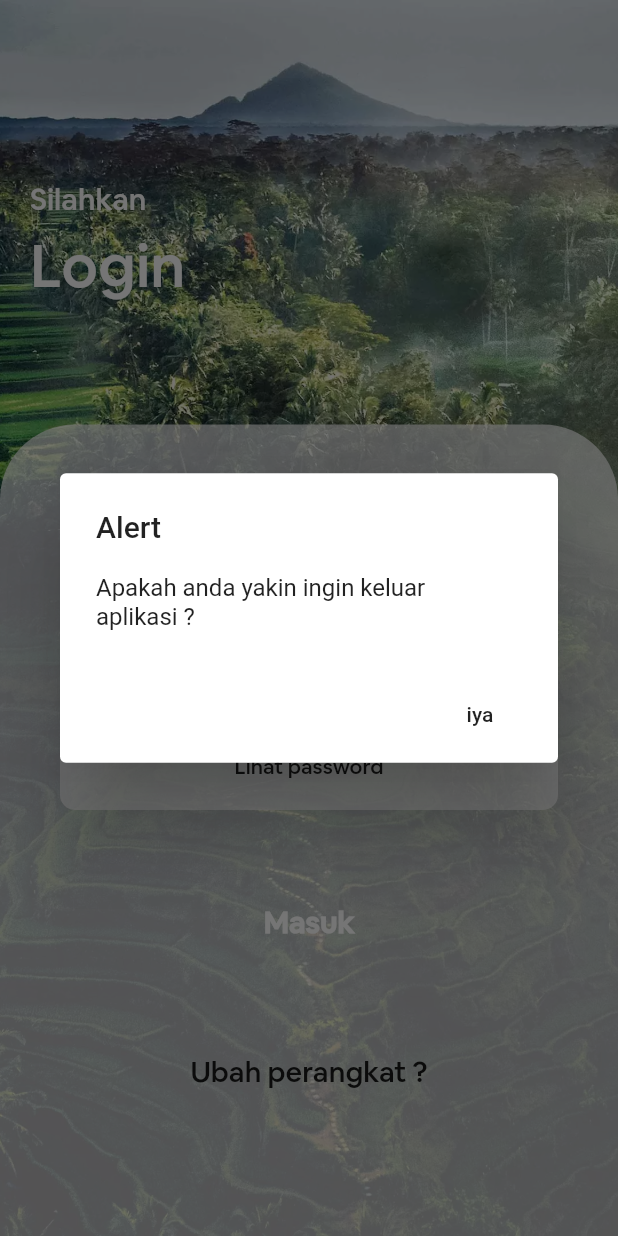
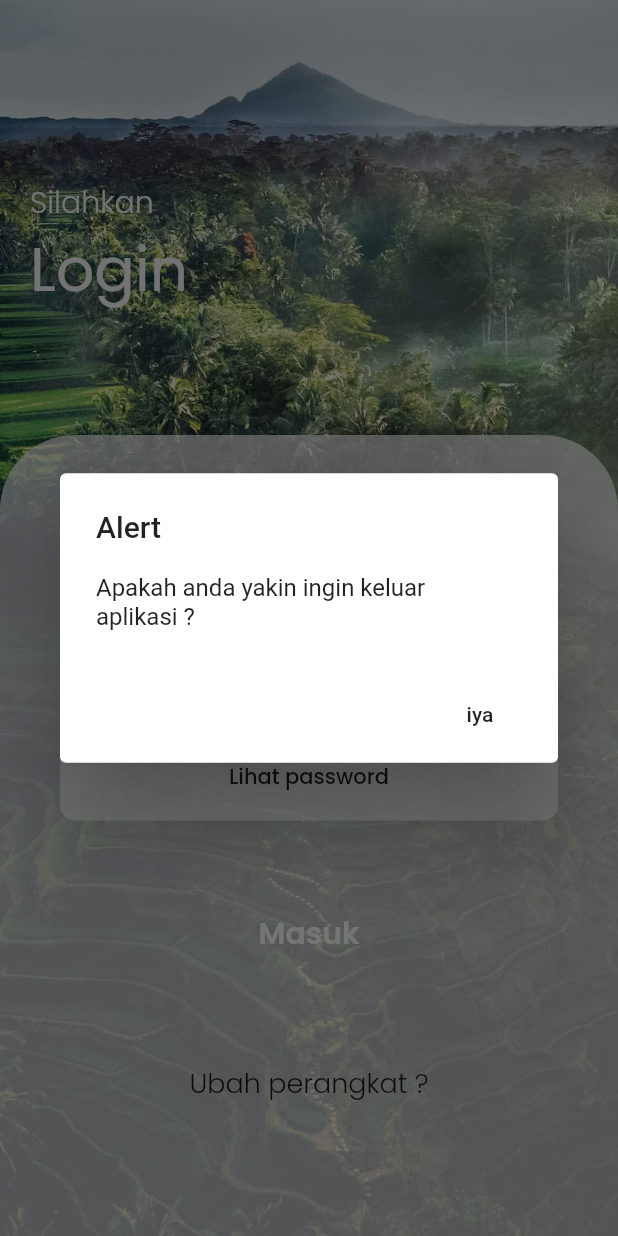
Before and after one commit to indriyantongrh/submition_jne, a Flutter app: the screen it shows after launch, on a phone screen of 412 x 824 dp. Run offline on Flutter 3.47's test engine with Material 2 defaults, Android fonts, the phone set to English and light mode, and no system bars; our stand-ins replace dot_navigation_bar, fluttertoast, google_fonts, rxdart, shimmer; missing offline and left inert: division, json_table, shape_of_view; accounts and stored records are empty; statements that could not run were skipped; project files that could hold a hidden picture were left out.

Commit message:
Initial Commit ui replace font

```diff
--- a/lib/menuutama.dart
+++ b/lib/menuutama.dart
@@ -1,5 +1,5 @@
 import 'package:bms_mobile/view/home/homepage.dart';
-import 'package:bms_mobile/view/menu/belanja.dart';
+import 'package:bms_mobile/view/menu/information.dart';
 import 'package:bms_mobile/view/menu/datatabel.dart';
 import 'package:bms_mobile/view/menu/akun.dart';
 import 'package:bms_mobile/view/rolepage/roleselected.dart';
@@ -44,8 +44,8 @@ class _MenuUtamaState extends State<MenuUtama> {
             title: Text('Data Tabel', style: TextStyle(fontFamily: 'AirBnB', fontWeight: FontWeight.bold),),
           ),
           BottomNavigationBarItem(
-            icon: Icon(Icons.shopping_cart_outlined),
-            title: Text('Belanja', style: TextStyle(fontFamily: 'AirBnB', fontWeight: FontWeight.bold),),
+            icon: Icon(Icons.info_outline_rounded),
+            title: Text('Infromasi', style: TextStyle(fontFamily: 'AirBnB', fontWeight: FontWeight.bold),),
           ),
           BottomNavigationBarItem(
             icon: Icon(Icons.person_outline_outlined),
--- a/lib/view/loginpage/login.dart
+++ b/lib/view/loginpage/login.dart
@@ -2,6 +2,7 @@ import 'package:bms_mobile/bloc/loginbloc.dart';
 import 'package:bms_mobile/resource/apiprovider.dart';
 import 'package:bms_mobile/view/rolepage/roleselected.dart';
 import 'package:flutter/material.dart';
+import 'package:google_fonts/google_fonts.dart';
 
 class Login extends StatefulWidget {
   @override
@@ -77,21 +78,12 @@ class _LoginState extends State<Login> {
                 children: [
                   Text(
                     "Silahkan",
-                    style: TextStyle(
-                      color: Colors.white,
-                      fontSize: 20,
-                      fontFamily: "airbnb",
-                    ),
+                    style: GoogleFonts.poppins(fontSize: 20, fontWeight: FontWeight.w300, color: Color(0xFFFAFAFA))
                   ),
-                  SizedBox(
-                    height: 5,
-                  ),
+
                   Text(
                     "Login",
-                    style: TextStyle(
-                        color: Colors.white,
-                        fontSize: 40,
-                        fontFamily: "airbnb"),
+                    style:GoogleFonts.poppins(fontSize: 40, fontWeight: FontWeight.w400, color: Color(0xFFFAFAFA))
                   )
                 ],
               ),
@@ -145,9 +137,7 @@ class _LoginState extends State<Login> {
                                                   : null,
                                               border: InputBorder.none,
                                               hintText: "Masukan NPP",
-                                              hintStyle: TextStyle(
-                                                  color: Colors.grey[400],
-                                                  fontFamily: 'AirBnB'),
+                                              hintStyle: GoogleFonts.poppins(color: Color(0xFFBDBDBD)),
                                               icon: const Padding(
                                                   padding:
                                                       const EdgeInsets.only(
@@ -167,9 +157,7 @@ class _LoginState extends State<Login> {
                                               errorText: _validate
                                                   ? "Masukan password anda"
                                                   : null,
-                                              hintStyle: TextStyle(
-                                                  color: Colors.grey[400],
-                                                  fontFamily: 'AirBnB'),
+                                              hintStyle: GoogleFonts.poppins(color: Color(0xFFBDBDBD)),
                                               border: InputBorder.none,
                                               hintText: "Password",
                                               icon: const Padding(
@@ -192,7 +180,7 @@ class _LoginState extends State<Login> {
                                                 ? "Lihat password"
                                                 : "Sebunyikan password",
                                             style:
-                                                TextStyle(fontFamily: 'AirBnB'),
+                                                GoogleFonts.poppins()
                                           ))
                                     ],
                                   ),
@@ -231,11 +219,7 @@ class _LoginState extends State<Login> {
                                         },
                                         child: Text(
                                           "Masuk",
-                                          style: TextStyle(
-                                              fontFamily: 'AirBnB',
-                                              color: Colors.white,
-                                              fontWeight: FontWeight.bold,
-                                              fontSize: 20),
+                                          style: GoogleFonts.poppins(fontSize: 20 ,color: Color(0xFFFFFFFF), fontWeight: FontWeight.w600)
                                         ),
                                       ),
                                     )),
@@ -247,10 +231,7 @@ class _LoginState extends State<Login> {
                                     child: Center(
                                       child: Text(
                                         "Ubah perangkat ?",
-                                        style: TextStyle(
-                                            fontFamily: 'AirBnB',
-                                            color: Colors.black87,
-                                            fontSize: 19),
+                                        style: GoogleFonts.poppins(fontSize: 18, fontWeight: FontWeight.w300)
                                       ),
                                     )),
                               ],
--- a/lib/view/menu/belanja.dart
+++ b/lib/view/menu/information.dart
@@ -10,7 +10,7 @@ class _BelanjaState extends State<Belanja> {
   Widget build(BuildContext context) {
     return Scaffold(
       appBar: AppBar(
-        title: Text("Belanja"),
+        title: Text("Informasi"),
         centerTitle: true,
         leading: Container(),
       ),
--- a/lib/view/rolepage/roleselected.dart
+++ b/lib/view/rolepage/roleselected.dart
@@ -2,6 +2,7 @@
 import 'package:bms_mobile/menuutama.dart';
 import 'package:bms_mobile/view/home/homepage.dart';
 import 'package:flutter/material.dart';
+import 'package:google_fonts/google_fonts.dart';
 import 'package:shimmer/shimmer.dart';
 
 class RoleSelected extends StatefulWidget {
@@ -63,8 +64,7 @@ class _RoleSelectedState extends State<RoleSelected> {
                         ),
                         Text(
                           europeanCountries[index],
-                          style: TextStyle(
-                              fontSize: 14, fontWeight: FontWeight.bold),
+                          style: GoogleFonts.poppins(fontSize: 14, fontWeight: FontWeight.w500),
                         ),
                       ],
                     ),
```
